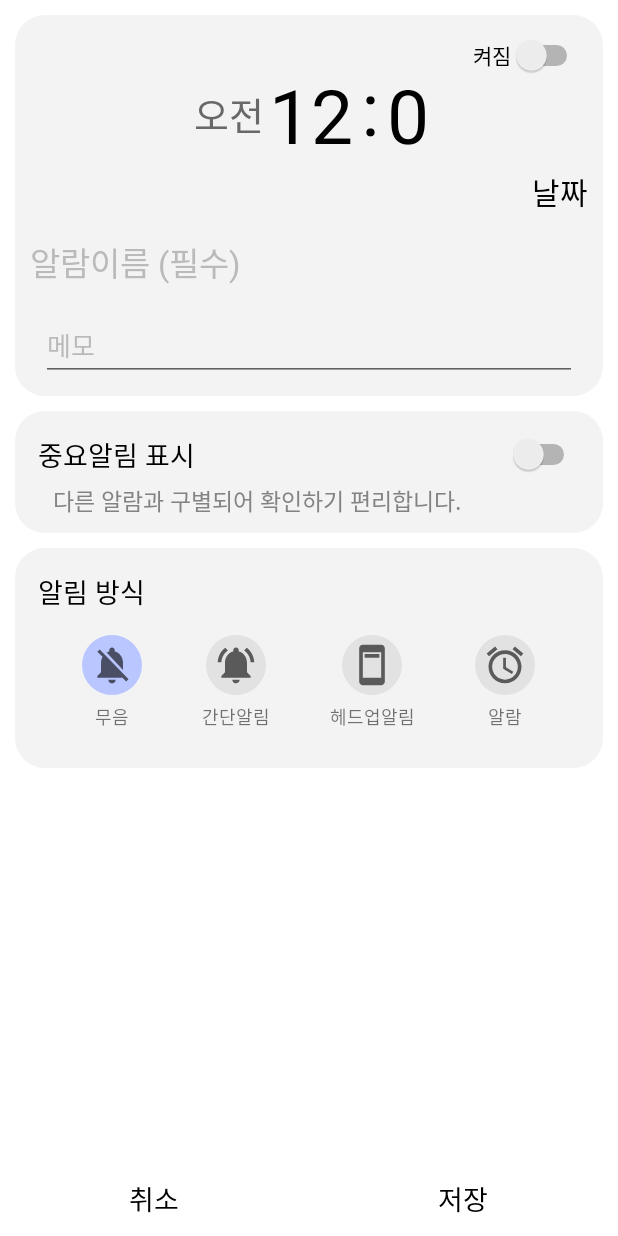
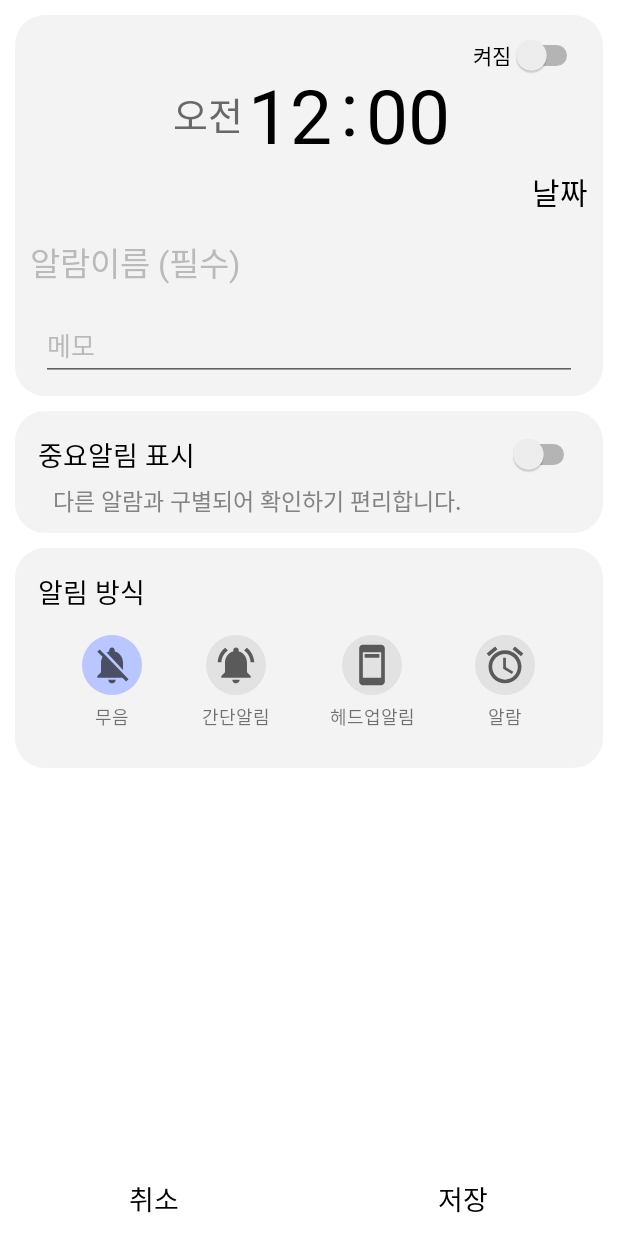
Before and after one commit to DeveloperSungHyun/Perfect_Time, an Android app: the TimerSettings screen opened directly, with no data from a screen before it, on a phone screen of 412 x 824 dp. Run offline under Robolectric (Android 15) with nearby library versions, the phone set to English and light mode, and no system bars.

Commit message:
일부 수정

```diff
--- a/app/src/main/java/com/example/perfect_time/Activity/TimerSettings.java
+++ b/app/src/main/java/com/example/perfect_time/Activity/TimerSettings.java
@@ -150,7 +150,14 @@ public class TimerSettings extends Activity {
         EditText_Memo.setText(settingValue.getMemo());
 
         TextView_Time_H.setText(Integer.toString(time24_to_12Hour.getTime_Hour()));
-        TextView_Time_M.setText(Integer.toString(settingValue.getTime_Minute()));
+
+        String Time_M_str = null;
+        if(settingValue.getTime_Minute() < 10){
+            Time_M_str = "0" + Integer.toString(settingValue.getTime_Minute());
+        }else{
+            Time_M_str = Integer.toString(settingValue.getTime_Minute());
+        }
+        TextView_Time_M.setText(Time_M_str);
 
         TextView_AmPm.setText(time24_to_12Hour.getAmPm());
 
```
Also changed, not shown: app/src/main/AndroidManifest.xml (+10 -3 lines), app/src/main/java/com/example/perfect_time/Activity/Preferences.java (+11 -4 lines), app/src/main/java/com/example/perfect_time/RecyclerView/RecyclerView_ListAdapter.java (+14 -2 lines), app/src/main/java/com/example/perfect_time/Service/BatteryLevel_Low.java (added, +15 -0 lines).
